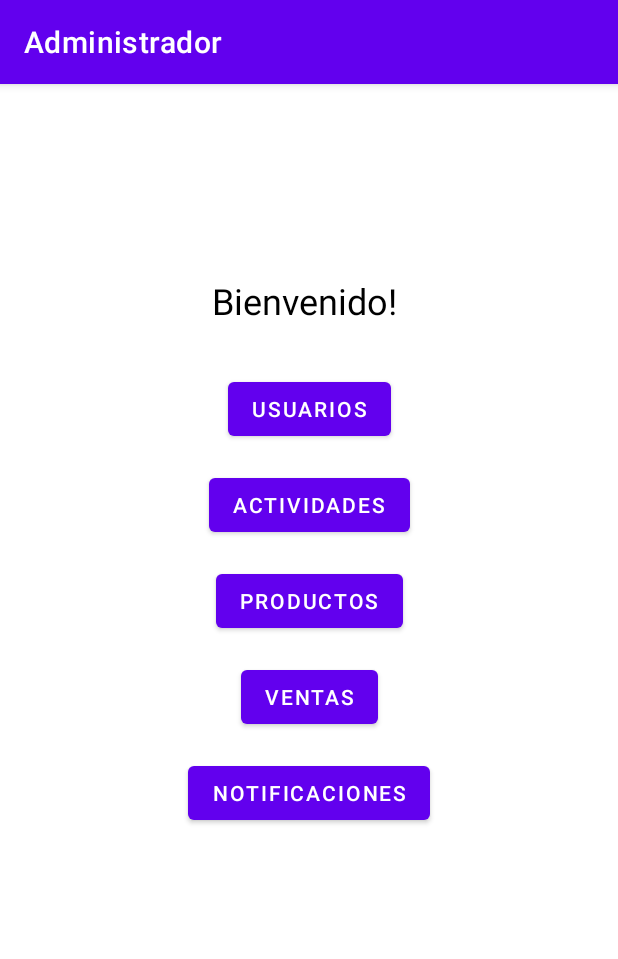
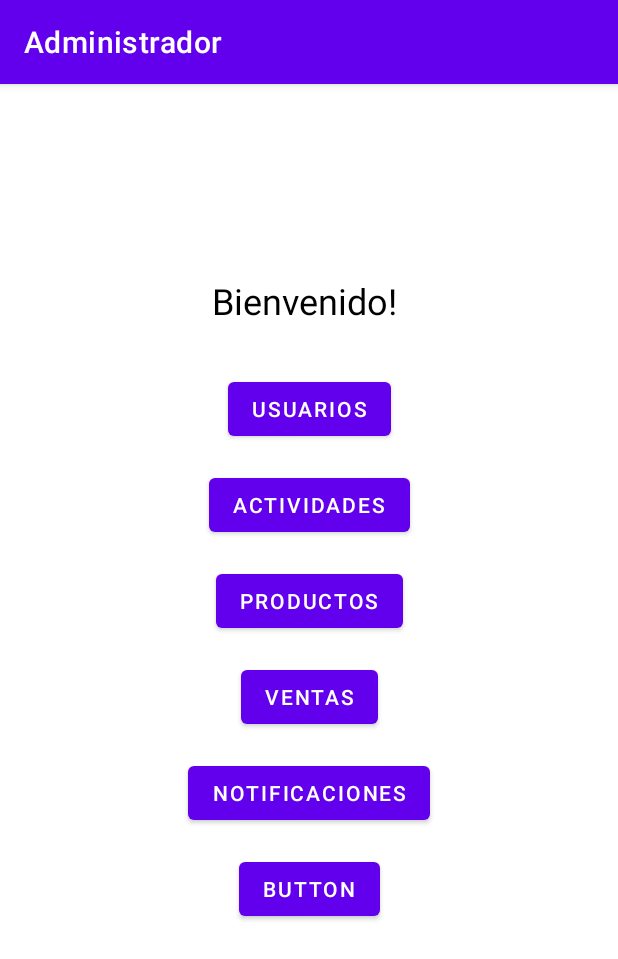
Before and after one commit to tspt89/Academia, an Android app: the HomeAdminFragment screen opened directly, with no data from a screen before it, on a phone screen of 412 x 824 dp. Shown: the top 959 px of the screen. Run offline under Robolectric (Android 15) with nearby library versions, the phone set to English and light mode, and no system bars; our stand-ins replace Firebase (no records; nobody signed in at launch, a user with empty details on screens opened directly); 1 statement that could not run was skipped.

```diff
--- a/app/build.gradle
+++ b/app/build.gradle
@@ -57,6 +57,8 @@ dependencies {
     implementation platform('com.google.firebase:firebase-bom:28.0.1')
     implementation 'com.google.firebase:firebase-auth-ktx'
     implementation 'com.google.firebase:firebase-database-ktx'
+    implementation 'com.google.firebase:firebase-messaging'
+    implementation 'com.google.firebase:firebase-analytics'
 
     //Navigation Component
     implementation 'androidx.navigation:navigation-fragment-ktx:2.3.5'
--- a/app/src/main/res/layout/fragment_home_admin.xml
+++ b/app/src/main/res/layout/fragment_home_admin.xml
@@ -88,4 +88,17 @@
         app:layout_constraintStart_toStartOf="parent"
         app:layout_constraintTop_toBottomOf="@+id/ventasBtn"
         app:layout_constraintVertical_bias="0.0" />
+
+    <Button
+        android:id="@+id/signOutBtn"
+        android:layout_width="wrap_content"
+        android:layout_height="wrap_content"
+        android:layout_marginTop="16dp"
+        android:text="Button"
+        app:layout_constraintBottom_toBottomOf="parent"
+        app:layout_constraintEnd_toEndOf="parent"
+        app:layout_constraintHorizontal_bias="0.5"
+        app:layout_constraintStart_toStartOf="parent"
+        app:layout_constraintTop_toBottomOf="@+id/button6"
+        app:layout_constraintVertical_bias="0.0" />
 </androidx.constraintlayout.widget.ConstraintLayout>
```
Also changed, not shown: app/src/main/AndroidManifest.xml (+11 -0 lines), app/src/main/java/com/tspt/academia/Administradores/HomeAdminFragment.kt (+9 -0 lines), app/src/main/java/com/tspt/academia/LoginActivity.kt (+30 -1 lines), app/src/main/java/com/tspt/academia/MyFirebaseMessagingService.kt (added, +22 -0 lines).
